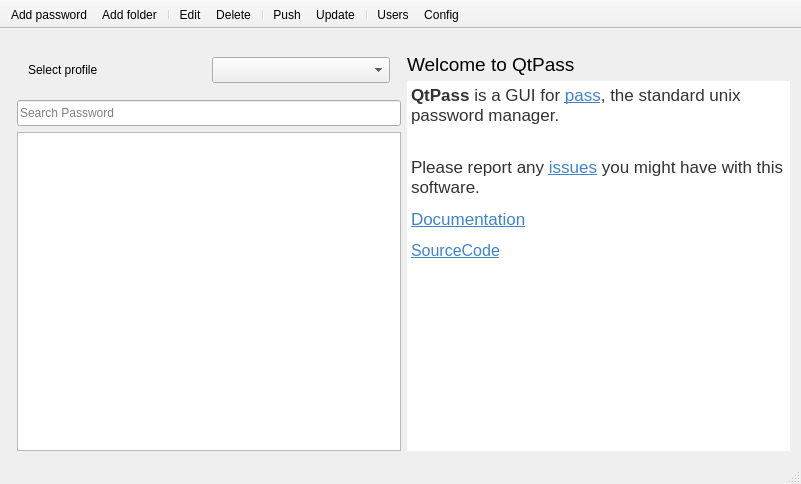
Above: src/mainwindow.ui from IJHack/QtPass before the change. Below: the same form after it.
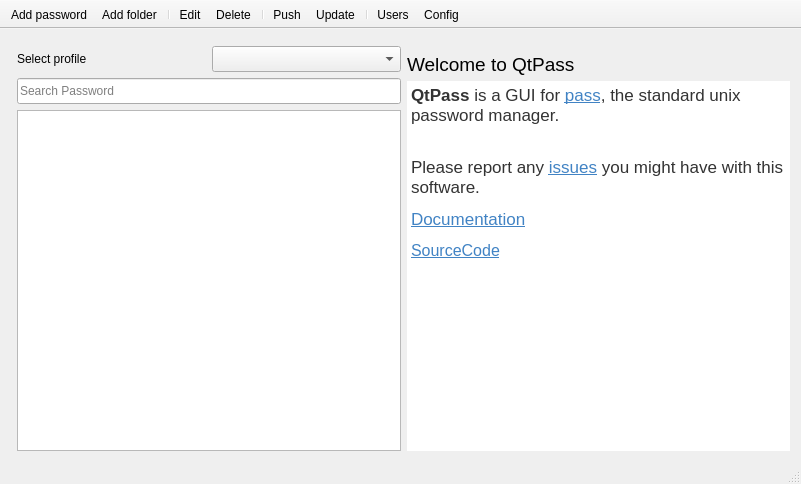
That is the form after the change. Icons and pictures are not drawn. Custom widgets are drawn as their Qt base class.

Commit message: Fixed margins around profile groupBox. Added a new function to avoid manual static_cast to int for Enums::ClipboardType

Patch:
```diff
--- a/src/mainwindow.ui
+++ b/src/mainwindow.ui
@@ -46,6 +46,18 @@
         <item>
          <widget class="QWidget" name="profileWidget" native="true">
           <layout class="QHBoxLayout" name="horizontalLayout">
+           <property name="leftMargin">
+            <number>0</number>
+           </property>
+           <property name="topMargin">
+            <number>0</number>
+           </property>
+           <property name="rightMargin">
+            <number>0</number>
+           </property>
+           <property name="bottomMargin">
+            <number>0</number>
+           </property>
            <item>
             <widget class="QLabel" name="label">
              <property name="text">
```
Left out of the diff: 3 changed lines with no effect on the pictures. The commit also changes 5 other files.
